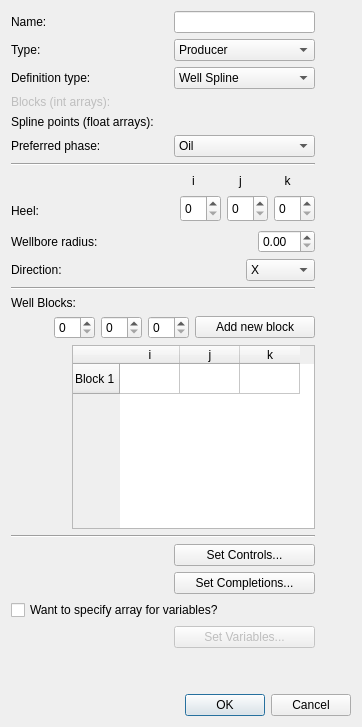
Before: the Qt Designer form mwelldialog.ui in Kaneneal/FieldOptDriverGUI, drawn with Qt 5.
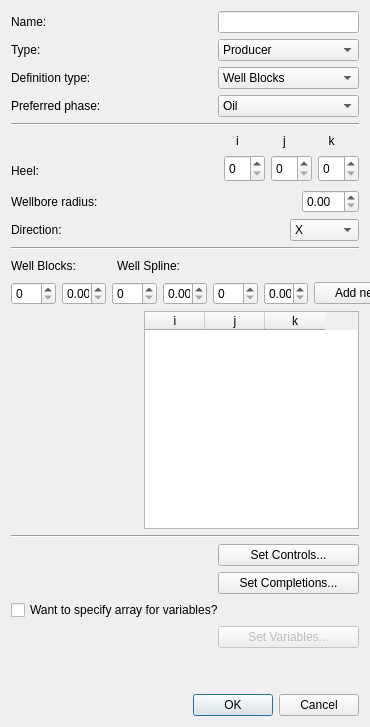
After: the same form once the commit is applied.

Commit message: Add functionality - can add well blocks or well spline in GUI. Add setToolTips(), and initializeMWellDialogElements().

Patch:
```diff
--- a/mwelldialog.ui
+++ b/mwelldialog.ui
@@ -6,10 +6,28 @@
    <rect>
     <x>0</x>
     <y>0</y>
-    <width>362</width>
+    <width>370</width>
     <height>727</height>
    </rect>
   </property>
+  <property name="sizePolicy">
+   <sizepolicy hsizetype="Maximum" vsizetype="Preferred">
+    <horstretch>0</horstretch>
+    <verstretch>0</verstretch>
+   </sizepolicy>
+  </property>
+  <property name="minimumSize">
+   <size>
+    <width>370</width>
+    <height>0</height>
+   </size>
+  </property>
+  <property name="maximumSize">
+   <size>
+    <width>594</width>
+    <height>16777215</height>
+   </size>
+  </property>
   <property name="windowTitle">
    <string>Dialog</string>
   </property>
@@ -138,11 +156,6 @@
              <height>0</height>
             </size>
            </property>
-           <item>
-            <property name="text">
-             <string>Well Spline</string>
-            </property>
-           </item>
            <item>
             <property name="text">
              <string>Well Blocks</string>
@@ -152,23 +165,6 @@
          </item>
         </layout>
        </item>
-       <item>
-        <widget class="QLabel" name="mWellBlocksArraysLabel">
-         <property name="enabled">
-          <bool>false</bool>
-         </property>
-         <property name="text">
-          <string>Blocks (int arrays):</string>
-         </property>
-        </widget>
-       </item>
-       <item>
-        <widget class="QLabel" name="mWellSplinePointsArraysLabel">
-         <property name="text">
-          <string>Spline points (float arrays):</string>
-         </property>
-        </widget>
-       </item>
        <item>
         <layout class="QHBoxLayout" name="horizontalLayout_6">
          <item>
@@ -538,16 +534,52 @@
          </property>
         </widget>
        </item>
-       <item>
-        <widget class="QLabel" name="mWellBlocksLabel">
-         <property name="text">
-          <string>Well Blocks:</string>
-         </property>
-        </widget>
-       </item>
        <item>
         <layout class="QHBoxLayout" name="horizontalLayout_15">
          <item>
+          <widget class="QLabel" name="mWellBlocksLabel">
+           <property name="minimumSize">
+            <size>
+             <width>100</width>
+             <height>0</height>
+            </size>
+           </property>
+           <property name="text">
+            <string>Well Blocks:</string>
+           </property>
+          </widget>
+         </item>
+         <item>
+          <widget class="QLabel" name="mWellSplineLabel">
+           <property name="minimumSize">
+            <size>
+             <width>100</width>
+             <height>0</height>
+            </size>
+           </property>
+           <property name="text">
+            <string>Well Spline:</string>
+           </property>
+          </widget>
+         </item>
+         <item>
+          <spacer name="horizontalSpacer_16">
+           <property name="orientation">
+            <enum>Qt::Horizontal</enum>
+           </property>
+           <property name="sizeHint" stdset="0">
+            <size>
+             <width>40</width>
+             <height>20</height>
+            </size>
+           </property>
+          </spacer>
+         </item>
+        </layout>
+       </item>
+       <item>
+        <layout class="QHBoxLayout" name="mWellCellValuesSpinBoxhLayout">
+         <item>
           <spacer name="horizontalSpacer_14">
            <property name="orientation">
             <enum>Qt::Horizontal</enum>
@@ -561,13 +593,49 @@
           </spacer>
          </item>
          <item>
-          <widget class="QSpinBox" name="mWellBlockXBox"/>
+          <widget class="QSpinBox" name="mWellBlockXBox">
+           <property name="suffix">
+            <string/>
+           </property>
+           <property name="prefix">
+            <string/>
+           </property>
+           <property name="maximum">
+            <number>1000</number>
+           </property>
+           <property name="singleStep">
+            <number>1</number>
+           </property>
+          </widget>
          </item>
          <item>
-          <widget class="QSpinBox" name="mWellBlockYBox"/>
+          <widget class="QDoubleSpinBox" name="mWellSplineXBox"/>
          </item>
          <item>
-          <widget class="QSpinBox" name="mWellBlockZBox"/>
+          <widget class="QSpinBox" name="mWellBlockYBox">
+           <property name="prefix">
+            <string/>
+           </property>
+           <property name="maximum">
+            <number>1000</number>
+           </property>
+          </widget>
+         </item>
+         <item>
+          <widget class="QDoubleSpinBox" name="mWellSplineYBox"/>
+         </item>
+         <item>
+          <widget class="QSpinBox" name="mWellBlockZBox">
+           <property name="prefix">
+            <string/>
+           </property>
+           <property name="maximum">
+            <number>1000</number>
+           </property>
+          </widget>
+         </item>
+         <item>
+          <widget class="QDoubleSpinBox" name="mWellSplineZBox"/>
          </item>
          <item>
           <widget class="QPushButton" name="mWellAddBlockButton">
@@ -615,13 +683,13 @@
            </property>
            <property name="minimumSize">
             <size>
-             <width>100</width>
+             <width>215</width>
              <height>0</height>
             </size>
            </property>
            <property name="maximumSize">
             <size>
-             <width>16777215</width>
+             <width>215</width>
              <height>16777215</height>
             </size>
            </property>
@@ -661,11 +729,6 @@
            <attribute name="verticalHeaderVisible">
             <bool>true</bool>
            </attribute>
-           <row>
-            <property name="text">
-             <string>Block 1</string>
-            </property>
-           </row>
            <column>
             <property name="text">
              <string>i</string>
@@ -690,14 +753,6 @@
              <set>AlignCenter</set>
             </property>
            </column>
-           <item row="0" column="0">
-            <property name="text">
-             <string/>
-            </property>
-            <property name="textAlignment">
-             <set>AlignLeading|AlignVCenter</set>
-            </property>
-           </item>
           </widget>
          </item>
         </layout>
```
Left out of the diff: 5 changed lines with no effect on the pictures. The commit also changes 2 other files.
